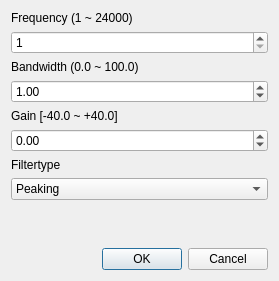
timschneeb/DDCToolbox, file dialog/addpoint.ui: the form before one commit.
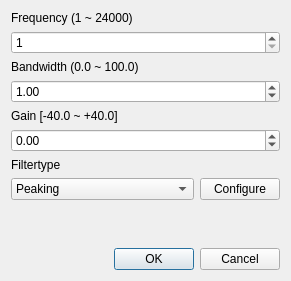
The form after the commit. Icons and pictures are not drawn.

Commit message: Configure custom filters in the addpoint dialog

What changed in the file:
```diff
--- a/dialog/addpoint.ui
+++ b/dialog/addpoint.ui
@@ -89,6 +89,11 @@
     </widget>
    </item>
    <item>
+    <layout class="QHBoxLayout" name="horizontalLayout">
+     <property name="topMargin">
+      <number>0</number>
+     </property>
+     <item>
     <widget class="QComboBox" name="ftype">
      <item>
       <property name="text">
@@ -156,6 +161,15 @@
       </property>
      </item>
     </widget>
+     </item>
+     <item>
+      <widget class="QPushButton" name="custom_configure">
+       <property name="text">
+        <string>Configure</string>
+       </property>
+      </widget>
+     </item>
+    </layout>
    </item>
    <item>
     <spacer name="verticalSpacer">
```
Lines whose indentation alone changed are shown as unchanged. The commit also changes 4 other files.
